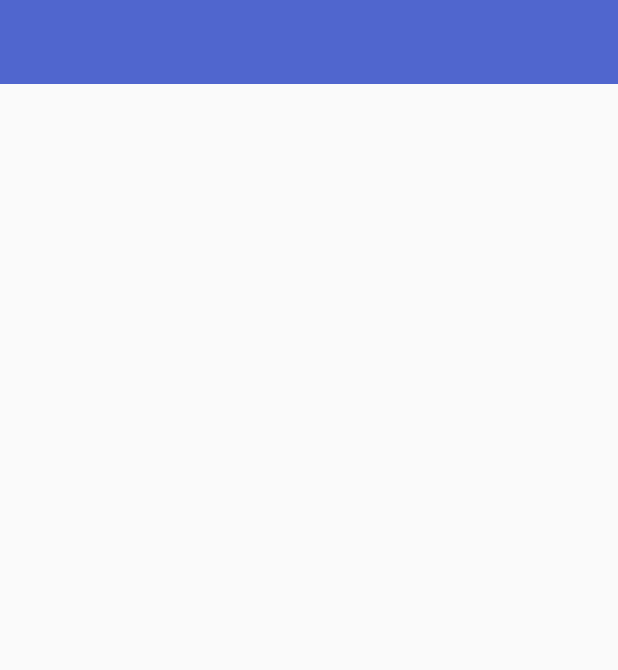
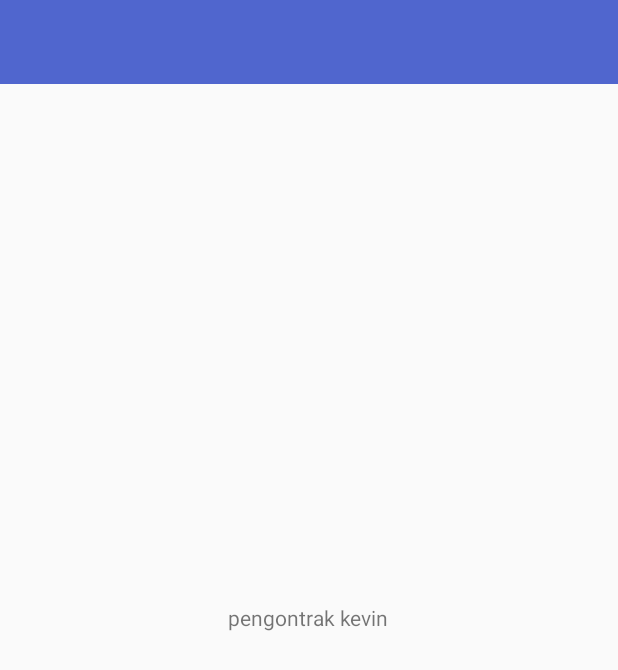
Before and after one commit to Madeean/BigBoss, an Android app: the PengontrakHomeActivity screen opened directly, with no data from a screen before it, on a phone screen of 412 x 824 dp. Shown: the top 670 px of the screen. Run offline under Robolectric (Android 15) with nearby library versions, the phone set to English and light mode, and no system bars.

Commit message:
update textview

```diff
--- a/app/src/main/res/layout/activity_pengontrak_home.xml
+++ b/app/src/main/res/layout/activity_pengontrak_home.xml
@@ -1,5 +1,5 @@
 <?xml version="1.0" encoding="utf-8"?>
-<androidx.constraintlayout.widget.ConstraintLayout xmlns:android="http://schemas.android.com/apk/res/android"
+<RelativeLayout xmlns:android="http://schemas.android.com/apk/res/android"
     xmlns:app="http://schemas.android.com/apk/res-auto"
     xmlns:tools="http://schemas.android.com/tools"
     android:layout_width="match_parent"
@@ -7,8 +7,14 @@
     tools:context=".pengontrak.PengontrakHomeActivity">
 
     <include
+        textView="@+id/tv_pengontrak_home"
+        android:id="@+id/my_toolbar"
+        layout="@layout/mytoolbar"
+        />
+    <TextView
+        android:layout_centerInParent="true"
+        android:text="pengontrak kevin"
+        android:layout_width="wrap_content"
+        android:layout_height="wrap_content"/>
 
-        android:id="@+id/my_toolbar"
-        layout="@layout/mytoolbar" />
-
-</androidx.constraintlayout.widget.ConstraintLayout>
+</RelativeLayout>
```
